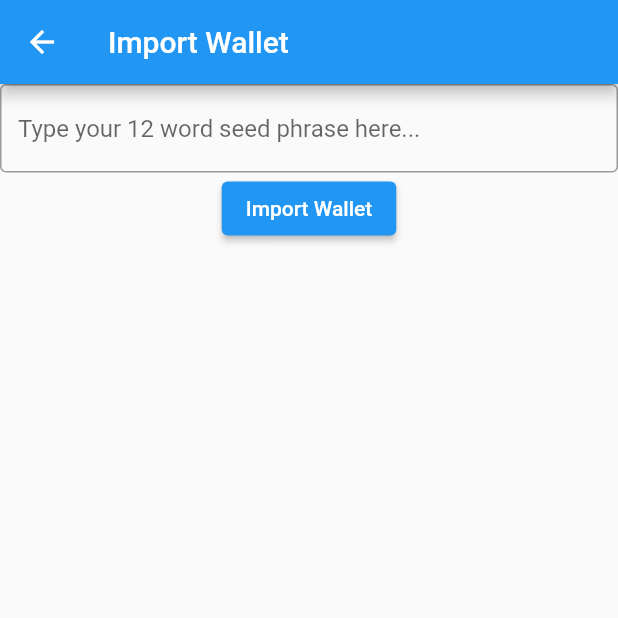
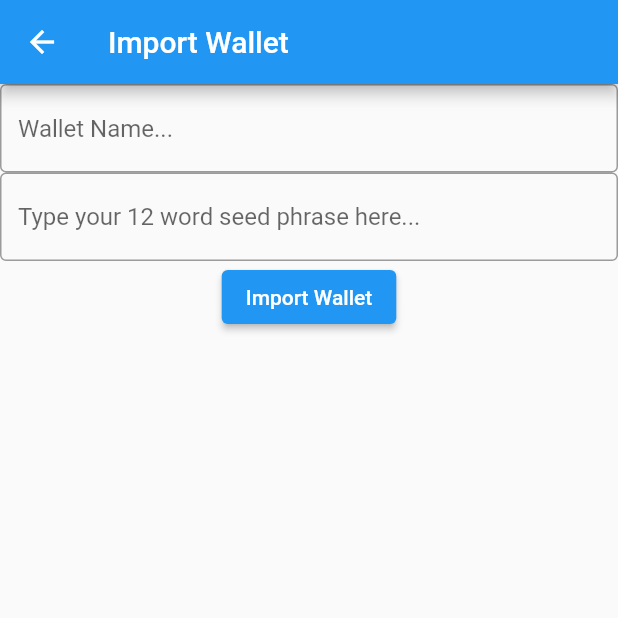
Before and after one commit to drshaggy/ibex_wallet, a Flutter app: the ImportWalletView screen opened by its route, on a phone screen of 412 x 824 dp, the top half of it. Run offline on Flutter 3.47's test engine with Material 2 defaults, Android fonts, the phone set to English and light mode, and no system bars; drawn by our look-alikes of oktoast; our stand-ins replace hex, logger, sqflite, sqflite_common_ffi, stacked, stacked_core and 1 more; missing offline and left inert: bip39, ed25519_hd_key, sqflite_migration_service, web3dart; accounts and stored records are empty.

Commit message:
refactored sql database

```diff
--- a/lib/app/string_constants.dart
+++ b/lib/app/string_constants.dart
@@ -10,5 +10,6 @@ const String newWalletImportButton = "Import Wallet";
 
 //Import Wallet View
 const String importWalletTitle = 'Import Wallet';
-const String importWalletHintText = 'Type your 12 word seed phrase here...';
+const String importWalletNameHintText = 'Wallet Name...';
+const String importWalletSeedHintText = 'Type your 12 word seed phrase here...';
 const String importWalletButtonText = 'Import Wallet';
--- a/lib/models/wallet.dart
+++ b/lib/models/wallet.dart
@@ -1,13 +1,13 @@
 import 'package:web3dart/web3dart.dart';
 
 class UserWallet {
-  final int id;
+  final String name;
   final String mnemonic;
   final String privateKey;
   final EthereumAddress publicKey;
 
   const UserWallet({
-    required this.id,
+    required this.name,
     required this.mnemonic,
     required this.privateKey,
     required this.publicKey,
@@ -15,7 +15,7 @@ class UserWallet {
 
   Map<String, dynamic> toMap() {
     return {
-      'id': id,
+      'name': name,
       'mnemonic': mnemonic,
       'privateKey': privateKey,
       'publicKey': publicKey.toString(),
@@ -24,6 +24,6 @@ class UserWallet {
 
   @override
   String toString() {
-    return 'Wallet{id: $id, mnemonic: $mnemonic, privateKey: $privateKey, publicKey: $publicKey}';
+    return 'Wallet{name: $name, mnemonic: $mnemonic, privateKey: $privateKey, publicKey: $publicKey}';
   }
 }
--- a/lib/services/database_service.dart
+++ b/lib/services/database_service.dart
@@ -25,6 +25,7 @@ class DatabaseService {
       migrationFiles: [
         '1_create_schema.sql',
         '2_create_schema.sql',
+        '3_remove_id_add_description.sql'
       ],
       verbose: true,
     );
@@ -40,7 +41,7 @@ class DatabaseService {
   }
 
   Future<void> deleteWallet(UserWallet wallet) async {
-    int id = wallet.id;
+    String id = wallet.publicKey.toString();
     await _database.delete(
       'wallets',
       where: 'id = ?',
@@ -54,7 +55,7 @@ class DatabaseService {
     return List.generate(
       maps.length,
       (index) => UserWallet(
-        id: maps[index]['id'],
+        name: maps[index]['name'],
         mnemonic: maps[index]['mnemonic'],
         privateKey: maps[index]['privateKey'],
         publicKey: EthereumAddress.fromHex(maps[index]['publicKey']),
--- a/lib/services/wallet_service.dart
+++ b/lib/services/wallet_service.dart
@@ -4,16 +4,22 @@ import '../models/wallet.dart';
 
 class WalletService {
   late UserWallet activeWallet;
-  late List<UserWallet> wallets;
+  List<UserWallet> wallets = List<UserWallet>.empty(growable: true);
 
   final _databaseService = locator<DatabaseService>();
 
   void registerNewWallet(UserWallet wallet) {
     activeWallet = wallet;
+    wallets.add(wallet);
     _databaseService.insertWallet(wallet);
   }
 
   void setActiveWallet(UserWallet wallet) {
     activeWallet = wallet;
   }
+
+  void removeWallet(UserWallet wallet) {
+    wallets.removeWhere((element) => element.publicKey == wallet.publicKey);
+    _databaseService.deleteWallet(wallet);
+  }
 }
--- a/lib/ui/import_wallet/import_wallet_view.dart
+++ b/lib/ui/import_wallet/import_wallet_view.dart
@@ -17,10 +17,17 @@ class ImportWalletView extends StatelessWidget {
           child: Column(
             children: [
               TextField(
+                controller: model.nameController,
+                decoration: InputDecoration(
+                  border: const OutlineInputBorder(),
+                  hintText: model.hintNameText,
+                ),
+              ),
+              TextField(
                 controller: model.seedController,
                 decoration: InputDecoration(
                   border: const OutlineInputBorder(),
-                  hintText: model.hintText,
+                  hintText: model.hintSeedText,
                 ),
               ),
               ElevatedButton(
--- a/lib/ui/import_wallet/import_wallet_viewmodel.dart
+++ b/lib/ui/import_wallet/import_wallet_viewmodel.dart
@@ -1,10 +1,13 @@
 import 'package:flutter/material.dart';
 import 'package:ibex_wallet/app/app.locator.dart';
+import 'package:ibex_wallet/app/app.router.dart';
 import 'package:ibex_wallet/app/logging/logger.dart';
 import 'package:ibex_wallet/services/wallet_service.dart';
 import 'package:ibex_wallet/services/web3_service.dart';
 import 'package:logger/logger.dart';
+import 'package:oktoast/oktoast.dart';
 import 'package:stacked/stacked.dart';
+import 'package:stacked_services/stacked_services.dart';
 import 'package:web3dart/web3dart.dart';
 
 import '../../app/string_constants.dart';
@@ -14,11 +17,14 @@ class ImportWalletViewModel extends BaseViewModel {
   Logger log = getLogger('ImportWalletView');
   final _web3Service = locator<Web3Service>();
   final _walletService = locator<WalletService>();
+  final _navigationService = locator<NavigationService>();
 
   String title = importWalletTitle;
-  String hintText = importWalletHintText;
+  String hintNameText = importWalletNameHintText;
+  String hintSeedText = importWalletSeedHintText;
   String buttonText = importWalletButtonText;
 
+  TextEditingController nameController = TextEditingController();
   TextEditingController seedController = TextEditingController();
 
   Future onImportWallet() async {
@@ -27,14 +33,20 @@ class ImportWalletViewModel extends BaseViewModel {
       String privateKey = await _web3Service.getPrivateKey(seedController.text);
       EthereumAddress publicKey = await _web3Service.getPublicKey(privateKey);
       log.d('Wallet $publicKey found');
+      int id = _walletService.wallets.length;
       UserWallet wallet = UserWallet(
-        id: 0,
+        name: nameController.text,
         mnemonic: seedController.text,
         privateKey: privateKey,
         publicKey: publicKey,
       );
       _walletService.registerNewWallet(wallet);
+      _navigationService.clearStackAndShow(Routes.homeView);
     } else {
+      showToast(
+        'Invalid Wallet, please try again',
+        position: ToastPosition.bottom,
+      );
       log.d('Invalid Wallet');
     }
   }
--- a/lib/ui/startup/startup_viewmodel.dart
+++ b/lib/ui/startup/startup_viewmodel.dart
@@ -3,6 +3,7 @@ import 'package:ibex_wallet/app/logging/logger.dart';
 import 'package:ibex_wallet/services/database_service.dart';
 import 'package:ibex_wallet/services/wallet_service.dart';
 import 'package:logger/logger.dart';
+import 'package:oktoast/oktoast.dart';
 import 'package:stacked/stacked.dart';
 import 'package:stacked_services/stacked_services.dart';
 
@@ -23,6 +24,11 @@ class StartUpViewModel extends BaseViewModel {
       await _navigationService.replaceWith(Routes.newWalletView);
     } else {
       _walletService.setActiveWallet(wallets[0]);
+      _walletService.wallets = wallets;
+      showToast(
+        'Wallet Successfully Imported',
+        position: ToastPosition.bottom,
+      );
       await _navigationService.replaceWith(Routes.homeView);
     }
     notifyListeners();
--- a/pubspec.yaml
+++ b/pubspec.yaml
@@ -49,6 +49,7 @@ dependencies:
   web3dart:
   sqflite_migration_service:
   shared_preferences:
+  oktoast:
 
 dev_dependencies:
   flutter_test:
```
Also changed, not shown: lib/main.dart (+5 -2 lines), lib/ui/menu/menu_view.dart (+5 -4 lines), lib/ui/menu/menu_viewmodel.dart (+8 -1 lines), lib/ui/settings/settings_wallet/settings_wallet_view.dart (+9 -7 lines), lib/ui/settings/settings_wallet/settings_wallet_viewmodel.dart (+16 -3 lines), lib/widgets/wallet_card.dart (+8 -4 lines), pubspec.lock, 1 other file.
